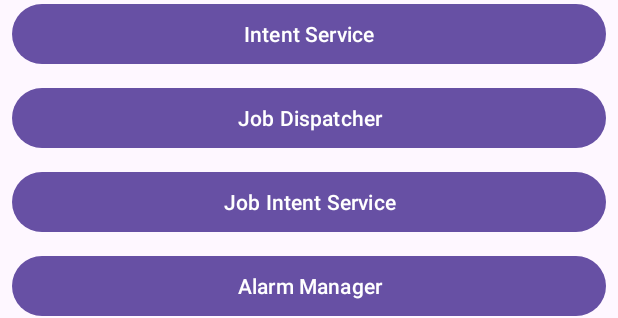
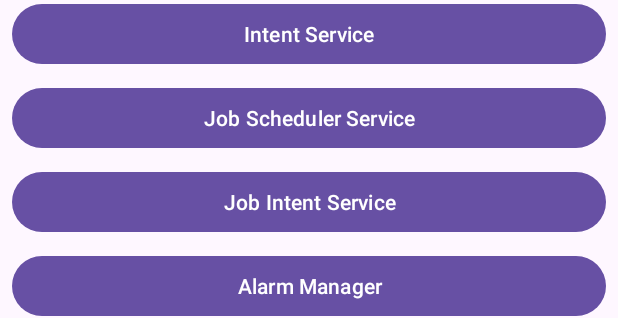
Before and after one commit to SemenovDeveloper/Services, an Android app: the layout activity_main.xml on its own in the app's theme, with its tools: preview values and no code run, on a phone screen of 412 x 824 dp. Shown: the part 500-818 px from the top of the screen. Run offline under Robolectric (Android 15) with nearby library versions, the phone set to English and light mode, and no system bars.

Commit message:
job service scheduler

```diff
--- a/app/src/main/AndroidManifest.xml
+++ b/app/src/main/AndroidManifest.xml
@@ -3,6 +3,8 @@
     xmlns:tools="http://schemas.android.com/tools">
 
     <uses-permission android:name="android.permission.POST_NOTIFICATIONS" />
+    <uses-permission android:name="android.permission.RECEIVE_BOOT_COMPLETED" />
+
     <application
         android:allowBackup="true"
         android:dataExtractionRules="@xml/data_extraction_rules"
@@ -25,6 +27,10 @@
         <service android:name=".NotificationService" />
         <service android:name=".NotificationForegroundService" android:foregroundServiceType="specialUse"/>
         <service android:name=".NotificationIntentService" />
+        <service
+            android:name=".MyJobService"
+            android:permission="android.permission.BIND_JOB_SERVICE"
+            />
     </application>
 
 </manifest>
--- a/app/src/main/java/com/semenovdev/services/MyJobService.kt
+++ b/app/src/main/java/com/semenovdev/services/MyJobService.kt
@@ -50,4 +50,8 @@ class MyJobService: JobService() {
     private fun log(message: String) {
         Log.d("SERVICE_TAG", "My job service: $message")
     }
+
+    companion object {
+        const val JOB_ID = 111
+    }
 }
--- a/app/src/main/res/layout/activity_main.xml
+++ b/app/src/main/res/layout/activity_main.xml
@@ -34,11 +34,11 @@
         />
 
     <Button
-        android:id="@+id/job_dispatcher"
+        android:id="@+id/job_scheduler"
         style="@style/ServiceButtonStyle"
         android:layout_width="match_parent"
         android:layout_height="wrap_content"
-        android:text="@string/job_dispatcher"
+        android:text="@string/job_scheduler"
         />
 
     <Button
--- a/app/src/main/res/values/strings.xml
+++ b/app/src/main/res/values/strings.xml
@@ -3,7 +3,7 @@
     <string name="service">Service</string>
     <string name="foreground_service">Foreground Service</string>
     <string name="intent_service">Intent Service</string>
-    <string name="job_dispatcher">Job Dispatcher</string>
+    <string name="job_scheduler">Job Scheduler Service</string>
     <string name="job_intent_service">Job Intent Service</string>
     <string name="alarm_manager">Alarm Manager</string>
     <string name="work_manager">Work Manager</string>
```
Also changed, not shown: app/src/main/java/com/semenovdev/services/MainActivity.kt (+16 -0 lines).
